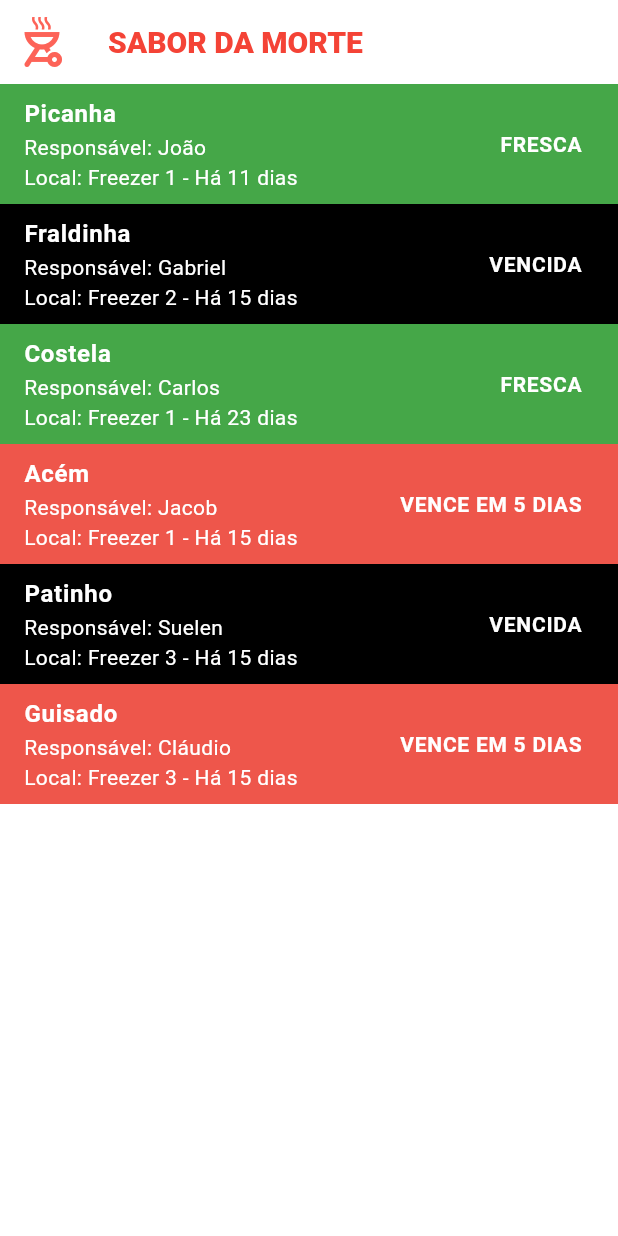
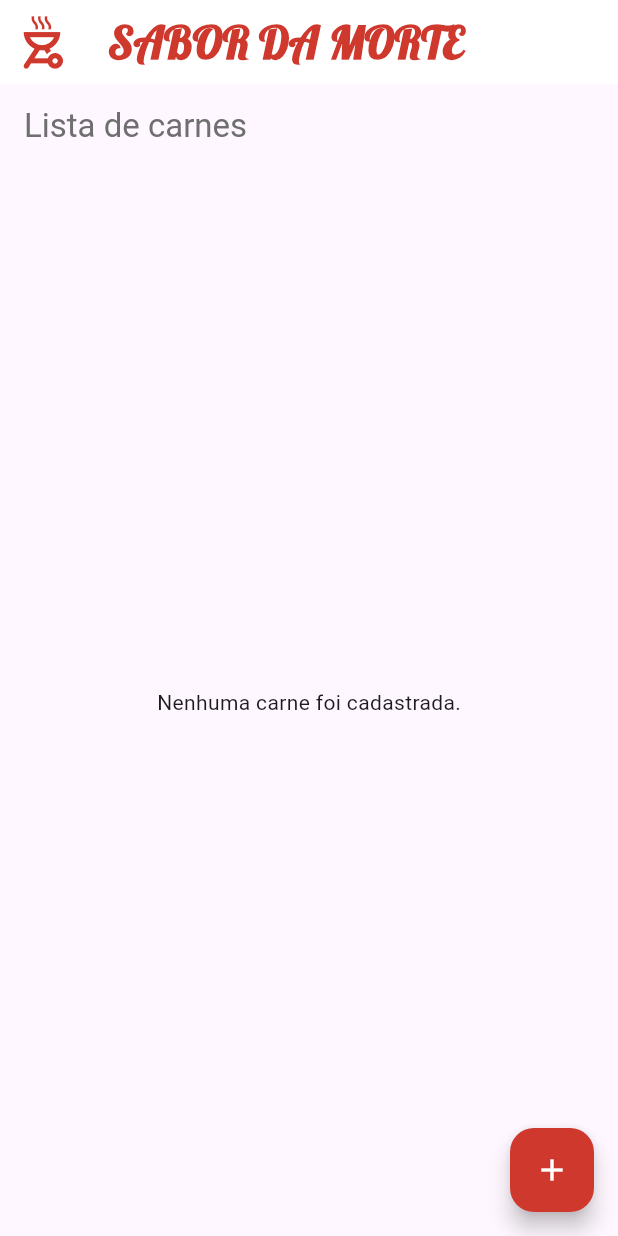
Before and after one commit to SuelenGarcia/module1_a-ougue_app, a Flutter app: the screen it shows after launch, on a phone screen of 412 x 824 dp. Run offline on Flutter 3.47's test engine with Material 3 defaults, Android fonts, the phone set to English and light mode, and no system bars; our stand-ins replace google_fonts.

Commit message:
text controllers e segunda tela adicionados

```diff
--- /dev/null
+++ b/lib/controller/meat_controller.dart
@@ -0,0 +1,11 @@
+import 'package:flutter/material.dart';
+import 'package:modulo1_acougue/model/meat_model.dart';
+
+class MeatController with ChangeNotifier {
+  List<Meat> meats = [];
+
+  void addMeat(Meat meat) {
+    meats.add(meat);
+    notifyListeners();
+  }
+}
--- a/lib/home_page.dart
+++ b/lib/home_page.dart
@@ -1,5 +1,6 @@
 import 'package:flutter/material.dart';
 import 'package:modulo1_acougue/widget/list_view_widget.dart';
+import 'package:google_fonts/google_fonts.dart';
 
 class HomePage extends StatefulWidget {
   const HomePage({super.key});
@@ -8,11 +9,12 @@ class HomePage extends StatefulWidget {
   State<HomePage> createState() => _HomePageState();
 }
 class _HomePageState extends State<HomePage> {
+  final Color color = Color.fromARGB(255, 207, 56, 45);
   @override
   Widget build(BuildContext context) {
     return Scaffold(
       backgroundColor: Colors.white60,
-      appBar: AppBar(leading: Icon(Icons.outdoor_grill_outlined, color: const Color.fromARGB(255, 253, 99, 88), size: 40,), title: Text('SABOR DA MORTE', style: TextStyle(color: Colors.red, fontSize: 20, fontWeight: FontWeight.w800,),), backgroundColor: const Color.fromARGB(255, 255, 255, 255),),
+      appBar: AppBar(leading: Icon(Icons.outdoor_grill_outlined, color: color, size: 42,), title: Text('SABOR DA MORTE', textAlign: TextAlign.center, style: GoogleFonts.lobster(color: color, fontSize: 30, fontWeight: FontWeight.w800,),), backgroundColor: Color.fromARGB(255, 255, 255, 255),),
       body: ListViewWidget(),
     );
   }
--- a/lib/mock/meat_mock.dart
+++ b/lib/mock/meat_mock.dart
@@ -1,47 +1,47 @@
-import 'package:modulo1_acougue/model/meat_model.dart';
+// import 'package:modulo1_acougue/model/meat_model.dart';
 
-final List<Meat> meatsMock = [
-  Meat(
-    name: 'Picanha',
-    location: 'Freezer 1',
-    arrivalDate: DateTime(2025, 4, 1),
-    expiryDate: DateTime(2025, 4, 24),
-    responsibleEmployee: 'João',
-  ),
-  Meat(
-    name: 'Fraldinha',
-    location: 'Freezer 2',
-    arrivalDate: DateTime(2025, 3, 28),
-    expiryDate: DateTime(2025, 4, 8),
-    responsibleEmployee: 'Gabriel',
-  ),
-  Meat(
-    name: 'Costela',
-    location: 'Freezer 1',
-    arrivalDate: DateTime(2025, 3, 20),
-    expiryDate: DateTime(2025, 4, 20),
-    responsibleEmployee: 'Carlos',
-  ),
-    Meat(
-    name: 'Acém',
-    location: 'Freezer 1',
-    arrivalDate: DateTime(2025, 3, 28),
-    expiryDate: DateTime(2025, 4, 15),
-    responsibleEmployee: 'Jacob',
-  ),
-      Meat(
-    name: 'Patinho',
-    location: 'Freezer 3',
-    arrivalDate: DateTime(2025, 3, 28),
-    expiryDate: DateTime(2025, 4, 10),
-    responsibleEmployee: 'Suelen',
-  ),
-        Meat(
-    name: 'Guisado',
-    location: 'Freezer 3',
-    arrivalDate: DateTime(2025, 3, 28),
-    expiryDate: DateTime(2025, 4, 16),
-    responsibleEmployee: 'Cláudio',
-  ),
+// final List<Meat> meatsMock = [
+//   // Meat(
+//   //   name: 'Picanha',
+//   //   location: 'Freezer 1',
+//   //   arrivalDate: DateTime(2025, 4, 1),
+//   //   expiryDate: DateTime(2025, 4, 24),
+//   //   responsibleEmployee: 'João',
+//   // ),
+//   // Meat(
+//   //   name: 'Fraldinha',
+//   //   location: 'Freezer 2',
+//   //   arrivalDate: DateTime(2025, 3, 28),
+//   //   expiryDate: DateTime(2025, 4, 8),
+//   //   responsibleEmployee: 'Gabriel',
+//   // ),
+//   // Meat(
+//   //   name: 'Costela',
+//   //   location: 'Freezer 1',
+//   //   arrivalDate: DateTime(2025, 3, 20),
+//   //   expiryDate: DateTime(2025, 4, 20),
+//   //   responsibleEmployee: 'Carlos',
+//   // ),
+//   //   Meat(
+//   //   name: 'Acém',
+//   //   location: 'Freezer 1',
+//   //   arrivalDate: DateTime(2025, 3, 28),
+//   //   expiryDate: DateTime(2025, 4, 15),
+//   //   responsibleEmployee: 'Jacob',
+//   // ),
+//   //     Meat(
+//   //   name: 'Patinho',
+//   //   location: 'Freezer 3',
+//   //   arrivalDate: DateTime(2025, 3, 28),
+//   //   expiryDate: DateTime(2025, 4, 10),
+//   //   responsibleEmployee: 'Suelen',
+//   // ),
+//   //       Meat(
+//   //   name: 'Guisado',
+//   //   location: 'Freezer 3',
+//   //   arrivalDate: DateTime(2025, 3, 28),
+//   //   expiryDate: DateTime(2025, 4, 16),
+//   //   responsibleEmployee: 'Cláudio',
+//   // ),
 
-];
+// ];
--- a/lib/widget/list_view_widget.dart
+++ b/lib/widget/list_view_widget.dart
@@ -1,19 +1,41 @@
 import 'package:flutter/material.dart';
-import 'package:modulo1_acougue/mock/meat_mock.dart';
+import 'package:modulo1_acougue/controller/meat_controller.dart';
+import 'package:modulo1_acougue/model/registration_fields_model.dart';
 import 'package:modulo1_acougue/widget/meat_card_widget.dart';
+import 'package:provider/provider.dart';
 
 class ListViewWidget extends StatelessWidget {
   const ListViewWidget({super.key});
 
   @override
   Widget build(BuildContext context) {
-    return ListView.builder(
-      itemCount: meatsMock.length,
-      itemBuilder: (context, index) {
-        final meat = meatsMock[index];
-          return MeatCardWidget(meat: meat);
+    final meatController = Provider.of<MeatController>(context);
+     final meats = meatController.meats;
+    return Scaffold(
+      appBar: AppBar(
+        title: const Text('Lista de carnes', style: TextStyle(color: Color.fromARGB(255, 111, 111, 112)),),
+      ),
+      body: meats.isEmpty
+          ? Center(child: Text("Nenhuma carne foi cadastrada."))
+          : ListView.builder(
+              itemCount: meats.length,
+              itemBuilder: (context, index) {
+                return MeatCardWidget(meat: meats[index]);
+              },
+            ),
+      floatingActionButton: FloatingActionButton(
+        backgroundColor: const Color.fromARGB(255, 207, 56, 45),
+        onPressed: () {
+          Navigator.push(
+            context,
+            MaterialPageRoute(
+              builder: (context) => RegistrationFieldsModel(),
+            ),
+          );
         },
-      );
-
+        tooltip: 'Adicione a carne',
+        child: Icon(Icons.add, color: const Color.fromARGB(255, 255, 255, 255),),
+      ),
+    );
   }
 }
--- a/pubspec.yaml
+++ b/pubspec.yaml
@@ -34,6 +34,8 @@ dependencies:
   # The following adds the Cupertino Icons font to your application.
   # Use with the CupertinoIcons class for iOS style icons.
   cupertino_icons: ^1.0.8
+  provider: ^6.1.4
+  google_fonts: ^6.2.1
 
 dev_dependencies:
   flutter_test:
```
Also changed, not shown: lib/main.dart (+9 -2 lines), lib/model/registration_fields_model.dart (added, +115 -0 lines), pubspec.lock, 1 other file.
